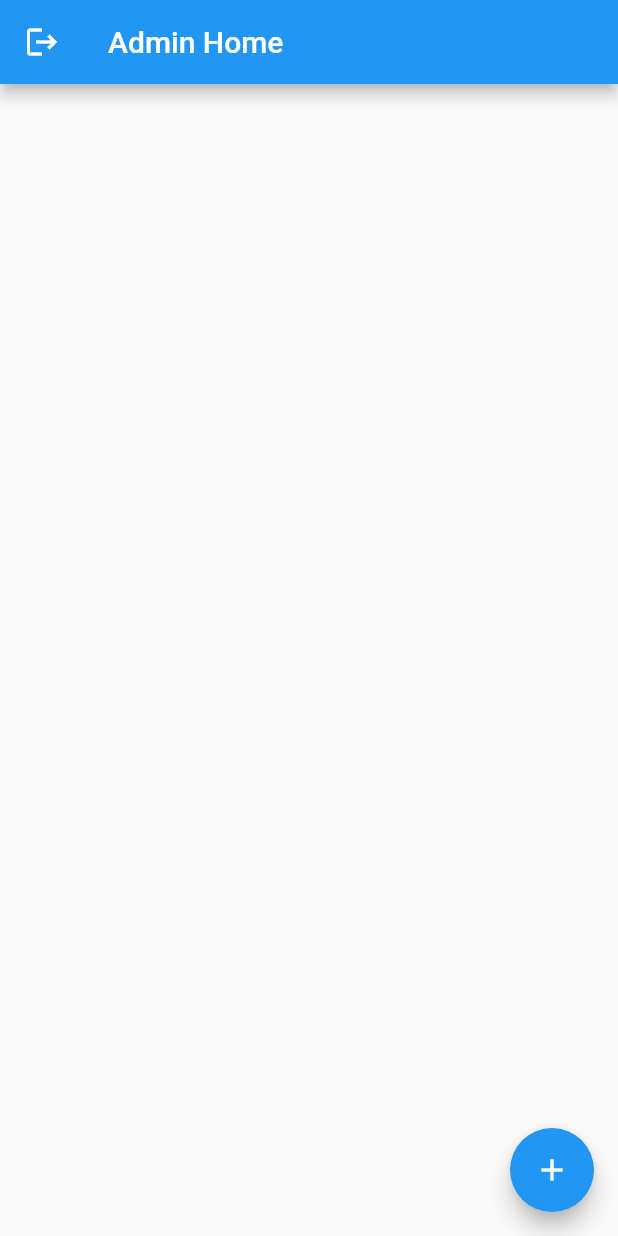
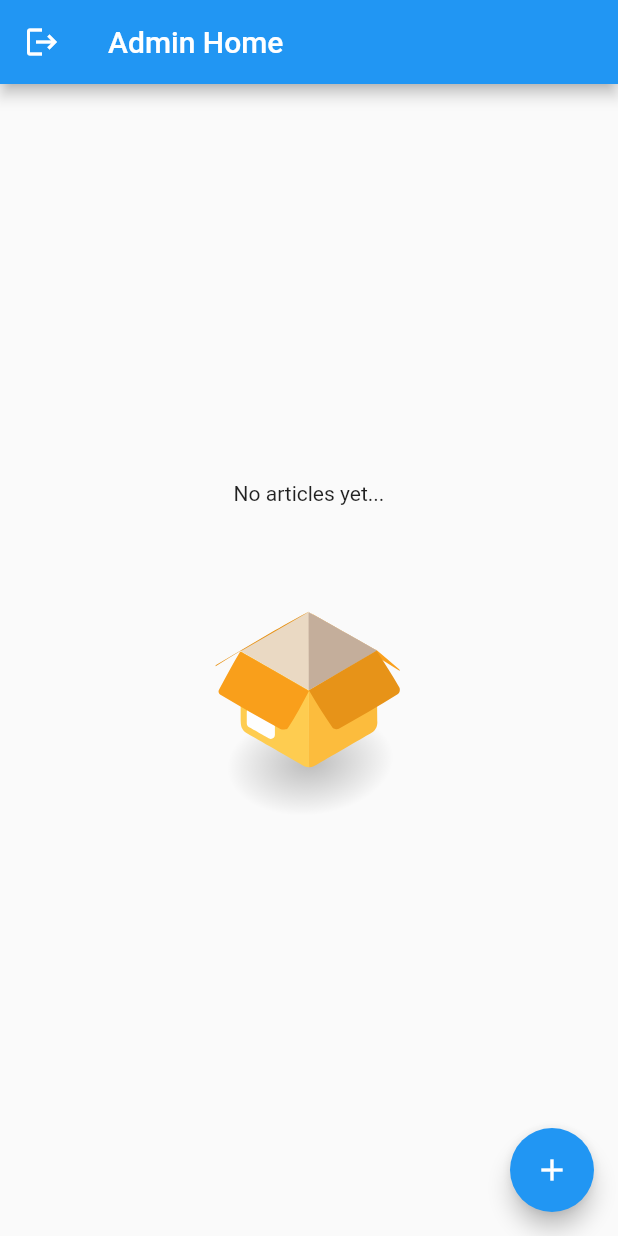
Before and after one commit to rlichtarski/NewsFlutterApp, a Flutter app: the AdminHome screen opened directly, on a phone screen of 412 x 824 dp. Run offline on Flutter 3.47's test engine with Material 2 defaults, Android fonts, the phone set to English and light mode, and no system bars; our stand-ins replace cloud_firestore, firebase_auth, firebase_core, firebase_storage, flutter_riverpod, flutter_slidable and 2 more; missing offline and left inert: flutterfire_ui; accounts and stored records are empty.

```diff
--- a/lib/app/pages/admin_home.dart
+++ b/lib/app/pages/admin_home.dart
@@ -1,9 +1,11 @@
 import 'package:flutter/material.dart';
 import 'package:flutter_riverpod/flutter_riverpod.dart';
+import 'package:lottie/lottie.dart';
 import 'package:news_app/app/pages/admin_add_article.dart';
 import 'package:news_app/app/providers.dart';
 import 'package:news_app/models/article.dart';
 import 'package:news_app/utils/constants.dart';
+import 'package:news_app/utils/snackbars.dart';
 import 'package:news_app/widgets/article_list_tile.dart';
 
 class AdminHome extends ConsumerWidget {
@@ -24,6 +26,23 @@ class AdminHome extends ConsumerWidget {
         builder: (context, snapshot) {
           if(snapshot.connectionState == ConnectionState.active
            && snapshot.data != null) {
+            if(snapshot.data!.isEmpty) {
+              return Center(
+                child: Column(
+                  mainAxisSize: MainAxisSize.min,
+                  children: [
+                    const Text(
+                      'No articles yet...'
+                    ),
+                    Lottie.asset(
+                      'assets/anim/empty.json',
+                      repeat: false,
+                      width: 200
+                    ),
+                  ],
+                ),
+              );
+            }
             return ListView.builder(
               itemCount: snapshot.data!.length,
               itemBuilder: (context, index) {
@@ -31,7 +50,17 @@ class AdminHome extends ConsumerWidget {
                 return ArticleListTile(
                   article: article,
                   onDelete: () {
-
+                    ref
+                      .read(databaseProvider)!
+                      .deleteArticle(article.id!);
+                    openIconSnackBar(
+                      context,
+                      'Deleted the article',
+                      const Icon(
+                        Icons.check,
+                        color: Colors.white,
+                      )
+                    );
                   },
                   onPressed: () {
 
@@ -39,8 +68,8 @@ class AdminHome extends ConsumerWidget {
                 );
               }
             );
-           }
-           return const Center(child: CircularProgressIndicator());
+          }
+          return const Center(child: CircularProgressIndicator());
         },
       ),
       floatingActionButton: FloatingActionButton(
--- a/pubspec.yaml
+++ b/pubspec.yaml
@@ -69,9 +69,7 @@ flutter:
   # To add assets to your application, add an assets section, like this:
   assets:
     - assets/
-    - assets/
-    - assets/
-    - assets/
+    - assets/anim/
 
   # An image asset can refer to one or more resolution-specific "variants", see
   # https://flutter.dev/assets-and-images/#resolution-aware.
```
Also changed, not shown: assets/anim/empty.json (added, +1 -0 lines), lib/app/pages/admin_add_article.dart (+10 -0 lines), lib/utils/snackbars.dart (added, +17 -0 lines), lib/widgets/article_list_tile.dart (+19 -5 lines).
